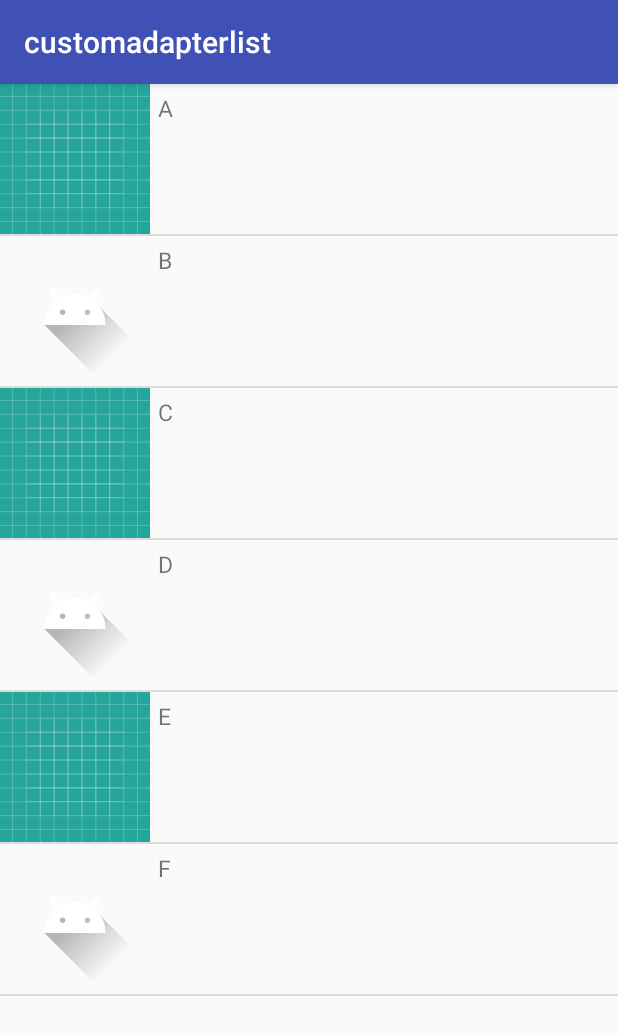
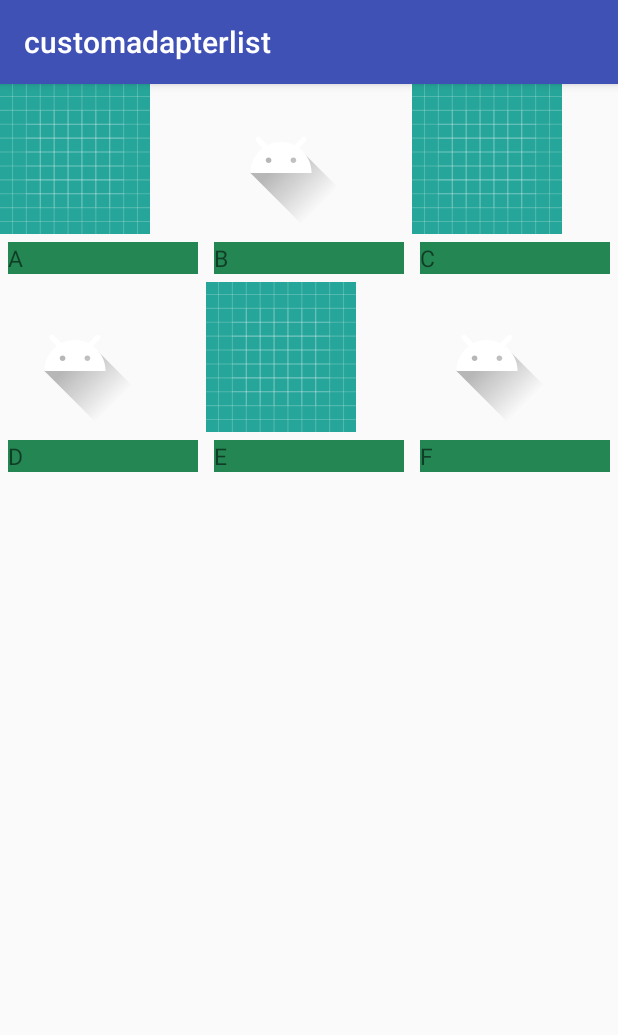
Before and after one commit to afreakyelf/customadapterlist, an Android app: the screen it shows after launch (MainActivity), on a phone screen of 412 x 824 dp. Shown: the top 1035 px of the screen. Run offline under Robolectric (Android 15) with nearby library versions, the phone set to English and light mode, and no system bars.

Commit message:
Replaced Listview with Gridview. Added onitemclicklistener on items

```diff
--- a/app/src/main/AndroidManifest.xml
+++ b/app/src/main/AndroidManifest.xml
@@ -16,6 +16,7 @@
                 <category android:name="android.intent.category.LAUNCHER" />
             </intent-filter>
         </activity>
+        <activity android:name=".fullview"></activity>
     </application>
 
 </manifest>
--- a/app/src/main/java/com/example/rajat/customadapterlist/MainActivity.java
+++ b/app/src/main/java/com/example/rajat/customadapterlist/MainActivity.java
@@ -1,6 +1,7 @@
 package com.example.rajat.customadapterlist;
 
 import android.content.Context;
+import android.content.Intent;
 import android.support.annotation.NonNull;
 import android.support.annotation.Nullable;
 import android.support.v7.app.AppCompatActivity;
@@ -9,15 +10,19 @@ import android.view.LayoutInflater;
 import android.view.View;
 import android.view.ViewGroup;
 import android.widget.ArrayAdapter;
+import android.widget.BaseAdapter;
+import android.widget.GridLayout;
+import android.widget.GridView;
 import android.widget.ImageView;
 import android.widget.ListView;
 import android.widget.TextView;
+import android.widget.Toast;
 
 import java.util.List;
 
 public class MainActivity extends AppCompatActivity {
 
-    ListView listView;
+    GridView listView;
 
     int image[] = {R.drawable.ic_launcher_background,R.drawable.ic_launcher_foreground
             ,R.drawable.ic_launcher_background,R.drawable.ic_launcher_foreground
@@ -30,40 +35,65 @@ public class MainActivity extends AppCompatActivity {
         super.onCreate(savedInstanceState);
         setContentView(R.layout.activity_main);
 
-        listView = findViewById(R.id.listview);
+        listView= findViewById(R.id.gridview);
         myadapter arrayAdapter = new myadapter(this,R.layout.item,tv,image);
         listView.setAdapter(arrayAdapter);
 
     }
 }
 
-class myadapter extends ArrayAdapter{
+class myadapter extends BaseAdapter{
 
     int image[];
     String name[];
     Context context;
 
-    public myadapter(@NonNull Context context, int resource, @NonNull Object[] name, int[] image) {
-        super(context, resource, name);
+    public myadapter(Context context,int resource,Object[] text,int[] image){
         this.context = context;
         this.image = image;
-        this.name = (String[])name ;
+        this.name = (String[]) text;
+    }
 
+    @Override
+    public int getCount() {
+        return image.length;
+    }
+
+    @Override
+    public Object getItem(int position) {
+        return null;
+    }
+
+    @Override
+    public long getItemId(int position) {
+        return 0;
     }
 
     @NonNull
     @Override
-    public View getView(int position, @Nullable View convertView, @NonNull ViewGroup parent) {
+    public View getView(final int position, @Nullable View convertView, @NonNull final ViewGroup parent) {
 
         LayoutInflater l = (LayoutInflater)context.getSystemService(Context.LAYOUT_INFLATER_SERVICE);
         convertView =  l.inflate(R.layout.item,null);
 
-        ImageView images = convertView.findViewById(R.id.image);
+        final ImageView images = convertView.findViewById(R.id.image);
         TextView text= convertView.findViewById(R.id.text);
 
         images.setImageResource(image[position]);
         text.setText(name[position]);
 
+        convertView.setOnClickListener(new View.OnClickListener() {
+            @Override
+            public void onClick(View v) {
+        //        Toast.makeText(context, image[position], Toast.LENGTH_SHORT).show();
+
+                Intent intent =new Intent(context,fullview.class);
+                intent.putExtra("image",String.valueOf(image[position]));
+
+                context.startActivity(intent);
+            }
+        });
+
         return convertView;
     }
 }
--- a/app/src/main/res/layout/activity_main.xml
+++ b/app/src/main/res/layout/activity_main.xml
@@ -6,9 +6,10 @@
     android:layout_height="match_parent"
     tools:context=".MainActivity">
 
-    <ListView
+    <GridView
         android:layout_width="match_parent"
+        android:numColumns="3"
         android:layout_height="match_parent"
-        android:id="@+id/listview"/>
+        android:id="@+id/gridview"/>
 
 </RelativeLayout>
--- a/app/src/main/res/layout/item.xml
+++ b/app/src/main/res/layout/item.xml
@@ -1,6 +1,6 @@
 <?xml version="1.0" encoding="utf-8"?>
 <LinearLayout xmlns:android="http://schemas.android.com/apk/res/android"
-    android:orientation="horizontal" android:layout_width="match_parent"
+    android:orientation="vertical" android:layout_width="match_parent"
     android:layout_height="match_parent">
 
     <ImageView
@@ -10,6 +10,7 @@
     <TextView
         android:layout_width="match_parent"
         android:layout_margin="5dp"
+        android:background="#248652"
         android:textSize="15sp"
         android:id="@+id/text"
         android:layout_height="wrap_content" />
```
Also changed, not shown: app/src/main/java/com/example/rajat/customadapterlist/fullview.java (added, +21 -0 lines), app/src/main/res/layout/activity_fullview.xml (added, +14 -0 lines).
